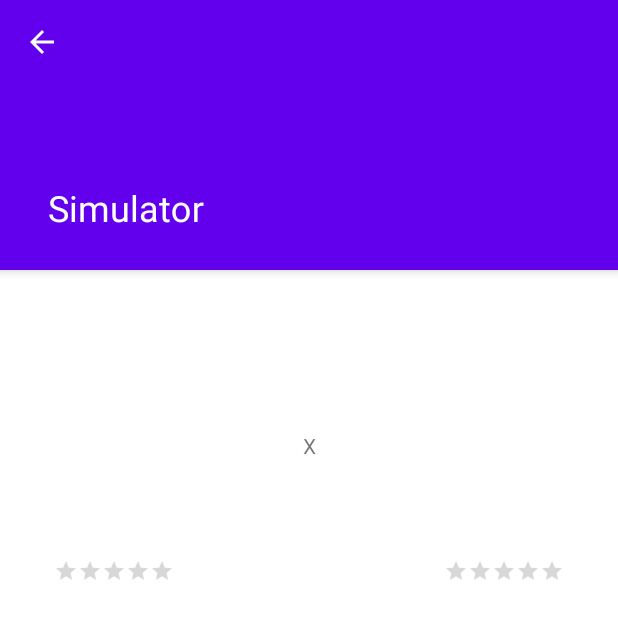
After one commit to Gabriel-Rossi-dev/Match-Simulator, an Android app: the DetailActivity screen opened directly, with no data from a screen before it, on a phone screen of 412 x 824 dp. The commit adds this screen. Shown: the top 619 px of the screen. Run offline under Robolectric (Android 15) with nearby library versions, the phone set to English and light mode, and no system bars.

Commit message:
detail Activity

```diff
--- a/app/src/main/AndroidManifest.xml
+++ b/app/src/main/AndroidManifest.xml
@@ -22,6 +22,12 @@
                 <category android:name="android.intent.category.LAUNCHER" />
             </intent-filter>
         </activity>
+        <activity
+
+            android:name=".DetailActivity"
+            android:exported="true"
+            android:theme="@style/Theme.Simulator.NoActionBar">
+        </activity>
     </application>
 
 </manifest>
--- /dev/null
+++ b/app/src/main/java/com/example/simulator/DetailActivity.kt
@@ -0,0 +1,18 @@
+ package com.example.simulator
+
+import androidx.appcompat.app.AppCompatActivity
+import android.os.Bundle
+import com.example.simulator.databinding.ActivityDetailBinding
+
+ class DetailActivity : AppCompatActivity() {
+     private lateinit var binding: ActivityDetailBinding
+
+     override fun onCreate(savedInstanceState: Bundle?) {
+        super.onCreate(savedInstanceState)
+        binding = ActivityDetailBinding.inflate(layoutInflater)
+        setContentView(binding.root)
+
+         setSupportActionBar(binding.toolbar)
+         supportActionBar?.setDisplayHomeAsUpEnabled(true)
+    }
+}
--- /dev/null
+++ b/app/src/main/res/layout/activity_detail.xml
@@ -0,0 +1,168 @@
+<?xml version="1.0" encoding="utf-8"?>
+<androidx.coordinatorlayout.widget.CoordinatorLayout xmlns:android="http://schemas.android.com/apk/res/android"
+    xmlns:app="http://schemas.android.com/apk/res-auto"
+    xmlns:tools="http://schemas.android.com/tools"
+    android:layout_width="match_parent"
+    android:layout_height="match_parent"
+    android:fitsSystemWindows="true"
+    tools:context=".DetailActivity">
+
+    <!-- Adding an image to the prominent top app bar:
+         Reference: https://material.io/components/app-bars-top/android#regular-top-app-bar -->
+
+    <com.google.android.material.appbar.AppBarLayout
+        android:layout_width="match_parent"
+        android:layout_height="@dimen/app_bar_height"
+        android:fitsSystemWindows="true">
+
+        <com.google.android.material.appbar.CollapsingToolbarLayout
+            android:layout_width="match_parent"
+            android:layout_height="match_parent"
+            android:fitsSystemWindows="true"
+            app:collapsedTitleTextAppearance="@style/TextAppearance.App.CollapsingToolbar.Collapsed"
+            app:expandedTitleTextAppearance="@style/TextAppearance.App.CollapsingToolbar.Expanded">
+
+            <androidx.appcompat.widget.AppCompatImageView
+                android:id="@+id/ivPlace"
+                android:layout_width="match_parent"
+                android:layout_height="match_parent"
+                android:fitsSystemWindows="true"
+                android:scaleType="centerCrop" />
+
+            <com.google.android.material.appbar.MaterialToolbar
+                android:id="@+id/toolbar"
+                style="@style/Widget.MaterialComponents.Toolbar.Primary"
+                android:layout_width="match_parent"
+                android:layout_height="?attr/actionBarSize"
+                android:background="@android:color/transparent"
+                android:elevation="0dp" />
+
+        </com.google.android.material.appbar.CollapsingToolbarLayout>
+
+    </com.google.android.material.appbar.AppBarLayout>
+
+    <androidx.core.widget.NestedScrollView
+        android:layout_width="match_parent"
+        android:layout_height="match_parent"
+        android:fillViewport="true"
+        app:layout_behavior="@string/appbar_scrolling_view_behavior">
+
+        <androidx.constraintlayout.widget.ConstraintLayout
+            android:layout_width="match_parent"
+            android:layout_height="wrap_content">
+
+            <androidx.appcompat.widget.AppCompatImageView
+                android:id="@+id/ivHomeTeam"
+                android:layout_width="@dimen/team_image_size"
+                android:layout_height="@dimen/team_image_size"
+                android:layout_marginStart="@dimen/margin_default"
+                android:layout_marginTop="@dimen/margin_default"
+                android:contentDescription="@string/cd_home_team_flag"
+                app:layout_constraintStart_toStartOf="parent"
+                app:layout_constraintTop_toBottomOf="@+id/tvDescription"
+                tools:srcCompat="@tools:sample/avatars" />
+
+            <com.google.android.material.textview.MaterialTextView
+                android:id="@+id/tvDescription"
+                android:layout_width="0dp"
+                android:layout_height="wrap_content"
+                android:layout_marginStart="@dimen/margin_default"
+                android:layout_marginTop="@dimen/margin_default"
+                android:layout_marginEnd="@dimen/margin_default"
+                android:gravity="center"
+                android:textAppearance="@style/TextAppearance.AppCompat.Medium"
+                app:layout_constraintEnd_toEndOf="parent"
+                app:layout_constraintStart_toStartOf="parent"
+                app:layout_constraintTop_toTopOf="parent"
+                tools:text="Match Description" />
+
+            <androidx.appcompat.widget.AppCompatRatingBar
+                android:id="@+id/rbHomeTeamStars"
+                style="@style/Widget.AppCompat.RatingBar.Small"
+                android:layout_width="wrap_content"
+                android:layout_height="wrap_content"
+                android:layout_marginTop="@dimen/margin_default"
+                app:layout_constraintEnd_toEndOf="@+id/ivHomeTeam"
+                app:layout_constraintStart_toStartOf="@+id/ivHomeTeam"
+                app:layout_constraintTop_toBottomOf="@+id/ivHomeTeam" />
+
+            <com.google.android.material.textview.MaterialTextView
+                android:id="@+id/tvHomeTeamName"
+                android:layout_width="wrap_content"
+                android:layout_height="wrap_content"
+                android:layout_marginTop="@dimen/margin_default"
+                android:textAppearance="@style/TextAppearance.AppCompat.Medium"
+                app:layout_constraintEnd_toEndOf="@+id/ivHomeTeam"
+                app:layout_constraintStart_toStartOf="@+id/ivHomeTeam"
+                app:layout_constraintTop_toBottomOf="@+id/rbHomeTeamStars"
+                tools:text="Home Team" />
+
+            <com.google.android.material.textview.MaterialTextView
+                android:id="@+id/tvHomeTeamScore"
+                android:layout_width="wrap_content"
+                android:layout_height="wrap_content"
+                android:gravity="center"
+                android:textAppearance="@style/TextAppearance.AppCompat.Large"
+                app:layout_constraintBottom_toBottomOf="@+id/ivHomeTeam"
+                app:layout_constraintEnd_toStartOf="@+id/tvVersus"
+                app:layout_constraintStart_toEndOf="@+id/ivHomeTeam"
+                app:layout_constraintTop_toTopOf="@+id/ivHomeTeam"
+                tools:text="99" />
+
+            <com.google.android.material.textview.MaterialTextView
+                android:id="@+id/tvVersus"
+                android:layout_width="wrap_content"
+                android:layout_height="wrap_content"
+                android:gravity="center"
+                android:text="@string/versus_simbol"
+                app:layout_constraintBottom_toBottomOf="@+id/ivHomeTeam"
+                app:layout_constraintEnd_toEndOf="parent"
+                app:layout_constraintStart_toStartOf="parent"
+                app:layout_constraintTop_toTopOf="@+id/ivHomeTeam" />
+
+            <androidx.appcompat.widget.AppCompatImageView
+                android:id="@+id/ivAwayTeam"
+                android:layout_width="@dimen/team_image_size"
+                android:layout_height="@dimen/team_image_size"
+                android:layout_marginTop="@dimen/margin_default"
+                android:layout_marginEnd="@dimen/margin_default"
+                app:layout_constraintEnd_toEndOf="parent"
+                app:layout_constraintTop_toBottomOf="@+id/tvDescription"
+                tools:srcCompat="@tools:sample/avatars" />
+
+            <androidx.appcompat.widget.AppCompatRatingBar
+                android:id="@+id/rbAwayTeamStars"
+                style="@style/Widget.AppCompat.RatingBar.Small"
+                android:layout_width="wrap_content"
+                android:layout_height="wrap_content"
+                android:layout_marginTop="@dimen/margin_default"
+                app:layout_constraintEnd_toEndOf="@+id/ivAwayTeam"
+                app:layout_constraintStart_toStartOf="@+id/ivAwayTeam"
+                app:layout_constraintTop_toBottomOf="@+id/ivAwayTeam" />
+
+            <com.google.android.material.textview.MaterialTextView
+                android:id="@+id/tvAwayTeamName"
+                android:layout_width="wrap_content"
+                android:layout_height="wrap_content"
+                android:layout_marginTop="@dimen/margin_default"
+                android:textAppearance="@style/TextAppearance.AppCompat.Medium"
+                app:layout_constraintEnd_toEndOf="@+id/ivAwayTeam"
+                app:layout_constraintStart_toStartOf="@+id/ivAwayTeam"
+                app:layout_constraintTop_toBottomOf="@+id/rbAwayTeamStars"
+                tools:text="Away Team" />
+
+            <com.google.android.material.textview.MaterialTextView
+                android:id="@+id/tvAwayTeamScore"
+                android:layout_width="wrap_content"
+                android:layout_height="wrap_content"
+                android:gravity="center"
+                android:textAppearance="@style/TextAppearance.AppCompat.Large"
+                app:layout_constraintBottom_toBottomOf="@+id/ivAwayTeam"
+                app:layout_constraintEnd_toStartOf="@+id/ivAwayTeam"
+                app:layout_constraintStart_toEndOf="@+id/tvVersus"
+                app:layout_constraintTop_toTopOf="@+id/ivAwayTeam"
+                tools:text="99" />
+        </androidx.constraintlayout.widget.ConstraintLayout>
+    </androidx.core.widget.NestedScrollView>
+
+</androidx.coordinatorlayout.widget.CoordinatorLayout>
--- /dev/null
+++ b/app/src/main/res/values/dimens.xml
@@ -0,0 +1,6 @@
+<?xml version="1.0" encoding="utf-8"?>
+<resources>
+    <dimen name="margin_default">16dp</dimen>
+    <dimen name="team_image_size">120dp</dimen>
+    <dimen name="app_bar_height">180dp</dimen>
+</resources>
--- a/app/src/main/res/values/themes.xml
+++ b/app/src/main/res/values/themes.xml
@@ -13,4 +13,17 @@
         <item name="android:statusBarColor" tools:targetApi="l">?attr/colorPrimaryVariant</item>
         <!-- Customize your theme here. -->
     </style>
+
+    <style name="Theme.Simulator.NoActionBar" parent="Theme.MaterialComponents.DayNight.NoActionBar">
+        <item name="android:windowTranslucentStatus">true</item>
+    </style>
+
+    <style name="TextAppearance.App.CollapsingToolbar.Expanded" parent="TextAppearance.MaterialComponents.Headline5">
+        <item name="android:textColor">?attr/colorOnPrimary</item>
+    </style>
+
+    <style name="TextAppearance.App.CollapsingToolbar.Collapsed" parent="TextAppearance.MaterialComponents.Headline6">
+        <item name="android:textColor">?attr/colorOnPrimary</item>
+    </style>
+
 </resources>
```
Also changed, not shown: app/src/main/res/layout/activity_main.xml (+7 -12 lines), app/src/main/res/layout/match_item.xml (+48 -46 lines), app/src/main/res/values/strings.xml (+11 -8 lines), 1 other file.
